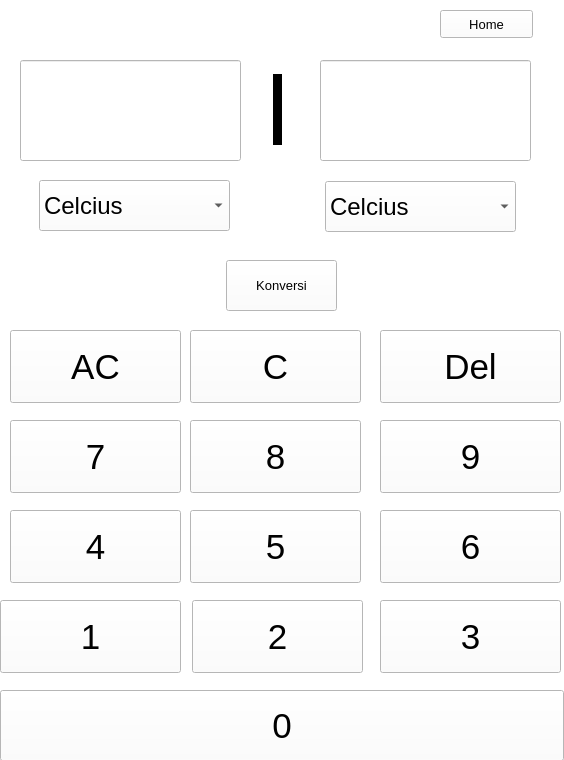
The window that updated_calc.ui (uprcs-voyager/Kalkulator) describes before a commit, drawn with Qt 5.
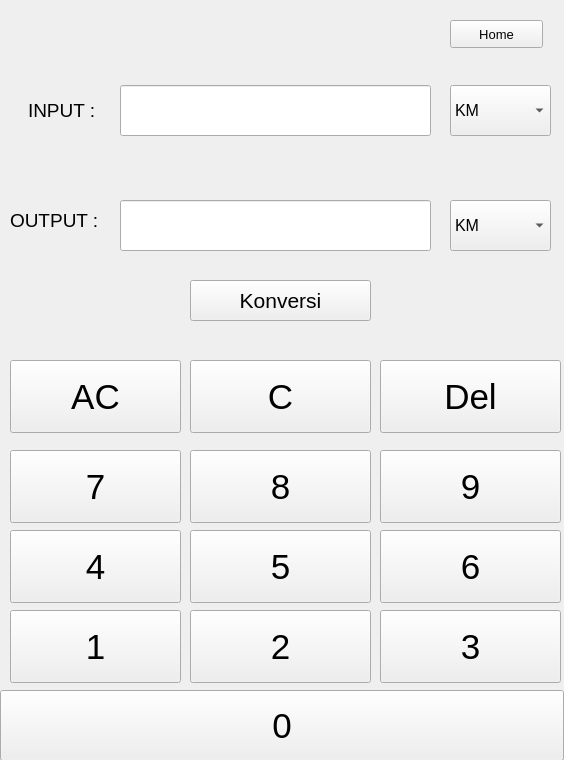
The same window after the commit.

Commit message: gabungin mode panjang

Diff of the .ui file:
```diff
--- a/updated_calc.ui
+++ b/updated_calc.ui
@@ -23,7 +23,7 @@
     </rect>
    </property>
    <property name="currentIndex">
-    <number>1</number>
+    <number>2</number>
    </property>
    <widget class="QWidget" name="page_welcome">
     <property name="styleSheet">
@@ -534,6 +534,503 @@
      </item>
     </widget>
    </widget>
+   <widget class="QWidget" name="page_panjang">
+    <widget class="QLabel" name="input_label">
+     <property name="geometry">
+      <rect>
+       <x>28</x>
+       <y>90</y>
+       <width>91</width>
+       <height>41</height>
+      </rect>
+     </property>
+     <property name="font">
+      <font>
+       <pointsize>14</pointsize>
+      </font>
+     </property>
+     <property name="text">
+      <string>INPUT :</string>
+     </property>
+    </widget>
+    <widget class="QLineEdit" name="input_lineedit">
+     <property name="geometry">
+      <rect>
+       <x>120</x>
+       <y>85</y>
+       <width>311</width>
+       <height>51</height>
+      </rect>
+     </property>
+     <property name="font">
+      <font>
+       <pointsize>16</pointsize>
+      </font>
+     </property>
+     <property name="text">
+      <string/>
+     </property>
+    </widget>
+    <widget class="QComboBox" name="input_unit_combobox">
+     <property name="geometry">
+      <rect>
+       <x>450</x>
+       <y>85</y>
+       <width>101</width>
+       <height>51</height>
+      </rect>
+     </property>
+     <property name="font">
+      <font>
+       <pointsize>12</pointsize>
+      </font>
+     </property>
+     <item>
+      <property name="text">
+       <string>KM</string>
+      </property>
+     </item>
+     <item>
+      <property name="text">
+       <string>HM</string>
+      </property>
+     </item>
+     <item>
+      <property name="text">
+       <string>DAM</string>
+      </property>
+     </item>
+     <item>
+      <property name="text">
+       <string>M</string>
+      </property>
+     </item>
+     <item>
+      <property name="text">
+       <string>DM</string>
+      </property>
+     </item>
+     <item>
+      <property name="text">
+       <string>CM</string>
+      </property>
+     </item>
+     <item>
+      <property name="text">
+       <string>MM</string>
+      </property>
+     </item>
+     <item>
+      <property name="text">
+       <string>inch</string>
+      </property>
+     </item>
+     <item>
+      <property name="text">
+       <string>foot</string>
+      </property>
+     </item>
+     <item>
+      <property name="text">
+       <string>yard</string>
+      </property>
+     </item>
+     <item>
+      <property name="text">
+       <string>nm</string>
+      </property>
+     </item>
+     <item>
+      <property name="text">
+       <string>nmi</string>
+      </property>
+     </item>
+    </widget>
+    <widget class="QLabel" name="output_label">
+     <property name="geometry">
+      <rect>
+       <x>10</x>
+       <y>200</y>
+       <width>121</width>
+       <height>41</height>
+      </rect>
+     </property>
+     <property name="font">
+      <font>
+       <pointsize>14</pointsize>
+      </font>
+     </property>
+     <property name="text">
+      <string>OUTPUT :</string>
+     </property>
+    </widget>
+    <widget class="QLineEdit" name="output_lineedit">
+     <property name="geometry">
+      <rect>
+       <x>120</x>
+       <y>200</y>
+       <width>311</width>
+       <height>51</height>
+      </rect>
+     </property>
+     <property name="font">
+      <font>
+       <pointsize>16</pointsize>
+      </font>
+     </property>
+     <property name="text">
+      <string/>
+     </property>
+     <property name="readOnly">
+      <bool>true</bool>
+     </property>
+    </widget>
+    <widget class="QPushButton" name="nomorp_1">
+     <property name="geometry">
+      <rect>
+       <x>10</x>
+       <y>610</y>
+       <width>171</width>
+       <height>73</height>
+      </rect>
+     </property>
+     <property name="font">
+      <font>
+       <pointsize>26</pointsize>
+      </font>
+     </property>
+     <property name="text">
+      <string>1</string>
+     </property>
+    </widget>
+    <widget class="QPushButton" name="nomorp_7">
+     <property name="geometry">
+      <rect>
+       <x>10</x>
+       <y>450</y>
+       <width>171</width>
+       <height>73</height>
+      </rect>
+     </property>
+     <property name="font">
+      <font>
+       <pointsize>26</pointsize>
+      </font>
+     </property>
+     <property name="text">
+      <string>7</string>
+     </property>
+    </widget>
+    <widget class="QPushButton" name="nomorp_5">
+     <property name="geometry">
+      <rect>
+       <x>190</x>
+       <y>530</y>
+       <width>181</width>
+       <height>73</height>
+      </rect>
+     </property>
+     <property name="font">
+      <font>
+       <pointsize>26</pointsize>
+      </font>
+     </property>
+     <property name="text">
+      <string>5</string>
+     </property>
+    </widget>
+    <widget class="QPushButton" name="nomorp_4">
+     <property name="geometry">
+      <rect>
+       <x>10</x>
+       <y>530</y>
+       <width>171</width>
+       <height>73</height>
+      </rect>
+     </property>
+     <property name="font">
+      <font>
+       <pointsize>26</pointsize>
+      </font>
+     </property>
+     <property name="text">
+      <string>4</string>
+     </property>
+    </widget>
+    <widget class="QPushButton" name="p_ac">
+     <property name="geometry">
+      <rect>
+       <x>10</x>
+       <y>360</y>
+       <width>171</width>
+       <height>73</height>
+      </rect>
+     </property>
+     <property name="font">
+      <font>
+       <pointsize>26</pointsize>
+      </font>
+     </property>
+     <property name="text">
+      <string>AC</string>
+     </property>
+    </widget>
+    <widget class="QPushButton" name="nomorp_2">
+     <property name="geometry">
+      <rect>
+       <x>190</x>
+       <y>610</y>
+       <width>181</width>
+       <height>73</height>
+      </rect>
+     </property>
+     <property name="font">
+      <font>
+       <pointsize>26</pointsize>
+      </font>
+     </property>
+     <property name="text">
+      <string>2</string>
+     </property>
+    </widget>
+    <widget class="QPushButton" name="nomorp_0">
+     <property name="geometry">
+      <rect>
+       <x>0</x>
+       <y>690</y>
+       <width>564</width>
+       <height>71</height>
+      </rect>
+     </property>
+     <property name="font">
+      <font>
+       <pointsize>26</pointsize>
+      </font>
+     </property>
+     <property name="text">
+      <string>0</string>
+     </property>
+    </widget>
+    <widget class="QPushButton" name="nomorp_9">
+     <property name="geometry">
+      <rect>
+       <x>380</x>
+       <y>450</y>
+       <width>181</width>
+       <height>73</height>
+      </rect>
+     </property>
+     <property name="font">
+      <font>
+       <pointsize>26</pointsize>
+      </font>
+     </property>
+     <property name="text">
+      <string>9</string>
+     </property>
+    </widget>
+    <widget class="QPushButton" name="nomorp_6">
+     <property name="geometry">
+      <rect>
+       <x>380</x>
+       <y>530</y>
+       <width>181</width>
+       <height>73</height>
+      </rect>
+     </property>
+     <property name="font">
+      <font>
+       <pointsize>26</pointsize>
+      </font>
+     </property>
+     <property name="text">
+      <string>6</string>
+     </property>
+    </widget>
+    <widget class="QPushButton" name="p_c">
+     <property name="geometry">
+      <rect>
+       <x>190</x>
+       <y>360</y>
+       <width>181</width>
+       <height>73</height>
+      </rect>
+     </property>
+     <property name="font">
+      <font>
+       <pointsize>26</pointsize>
+      </font>
+     </property>
+     <property name="text">
+      <string>C</string>
+     </property>
+    </widget>
+    <widget class="QPushButton" name="p_del">
+     <property name="geometry">
+      <rect>
+       <x>380</x>
+       <y>360</y>
+       <width>181</width>
+       <height>73</height>
+      </rect>
+     </property>
+     <property name="font">
+      <font>
+       <pointsize>26</pointsize>
+      </font>
+     </property>
+     <property name="text">
+      <string>Del</string>
+     </property>
+    </widget>
+    <widget class="QPushButton" name="nomorp_8">
+     <property name="geometry">
+      <rect>
+       <x>190</x>
+       <y>450</y>
+       <width>181</width>
+       <height>73</height>
+      </rect>
+     </property>
+     <property name="font">
+      <font>
+       <pointsize>26</pointsize>
+      </font>
+     </property>
+     <property name="text">
+      <string>8</string>
+     </property>
+    </widget>
+    <widget class="QPushButton" name="nomorp_3">
+     <property name="geometry">
+      <rect>
+       <x>380</x>
+       <y>610</y>
+       <width>181</width>
+       <height>73</height>
+      </rect>
+     </property>
+     <property name="font">
+      <font>
+       <pointsize>26</pointsize>
+      </font>
+     </property>
+     <property name="text">
+      <string>3</string>
+     </property>
+    </widget>
+    <widget class="QPushButton" name="convert_button_panjang">
+     <property name="geometry">
+      <rect>
+       <x>190</x>
+       <y>280</y>
+       <width>181</width>
+       <height>41</height>
+      </rect>
+     </property>
+     <property name="font">
+      <font>
+       <pointsize>16</pointsize>
+      </font>
+     </property>
+     <property name="text">
+      <string>Konversi</string>
+     </property>
+    </widget>
+    <widget class="QComboBox" name="output_unit_combobox">
+     <property name="geometry">
+      <rect>
+       <x>450</x>
+       <y>200</y>
+       <width>101</width>
+       <height>51</height>
+      </rect>
+     </property>
+     <property name="font">
+      <font>
+       <pointsize>12</pointsize>
+      </font>
+     </property>
+     <item>
+      <property name="text">
+       <string>KM</string>
+      </property>
+     </item>
+     <item>
+      <property name="text">
+       <string>HM</string>
+      </property>
+     </item>
+     <item>
+      <property name="text">
+       <string>DAM</string>
+      </property>
+     </item>
+     <item>
+      <property name="text">
+       <string>M</string>
+      </property>
+     </item>
+     <item>
+      <property name="text">
+       <string>DM</string>
+      </property>
+     </item>
+     <item>
+      <property name="text">
+       <string>CM</string>
+      </property>
+     </item>
+     <item>
+      <property name="text">
+       <string>MM</string>
+      </property>
+     </item>
+     <item>
+      <property name="text">
+       <string>inch</string>
+      </property>
+     </item>
+     <item>
+      <property name="text">
+       <string>foot</string>
+      </property>
+     </item>
+     <item>
+      <property name="text">
+       <string>yard</string>
+      </property>
+     </item>
+     <item>
+      <property name="text">
+       <string>nm</string>
+      </property>
+     </item>
+     <item>
+      <property name="text">
+       <string>nmi</string>
+      </property>
+     </item>
+    </widget>
+    <widget class="QPushButton" name="tombol_homep">
+     <property name="geometry">
+      <rect>
+       <x>450</x>
+       <y>20</y>
+       <width>93</width>
+       <height>28</height>
+      </rect>
+     </property>
+     <property name="font">
+      <font>
+       <pointsize>10</pointsize>
+      </font>
+     </property>
+     <property name="text">
+      <string>Home</string>
+     </property>
+    </widget>
+   </widget>
   </widget>
  </widget>
  <resources/>
```
Left out of the diff: 2 changed lines with no effect on the pictures. The commit also changes 1 other file.
